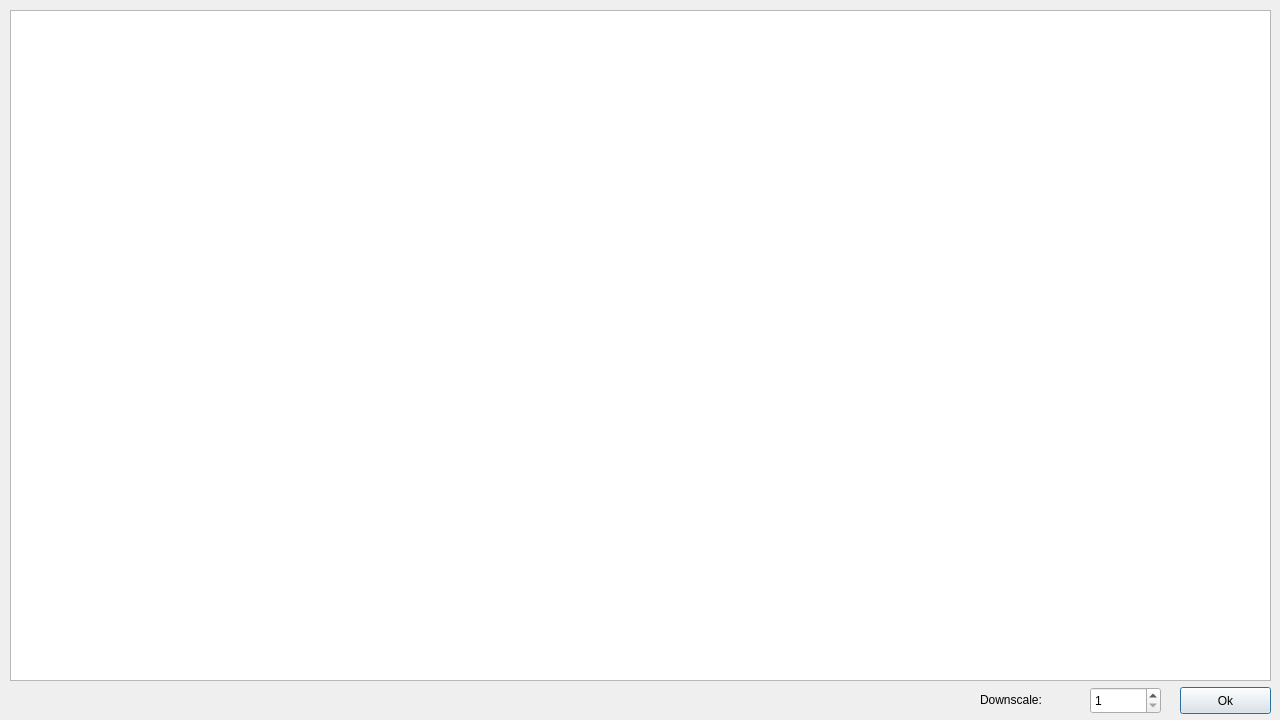
Old version of the form CheckUpscaleWindow.ui in the repository marcoc2/dpixel.
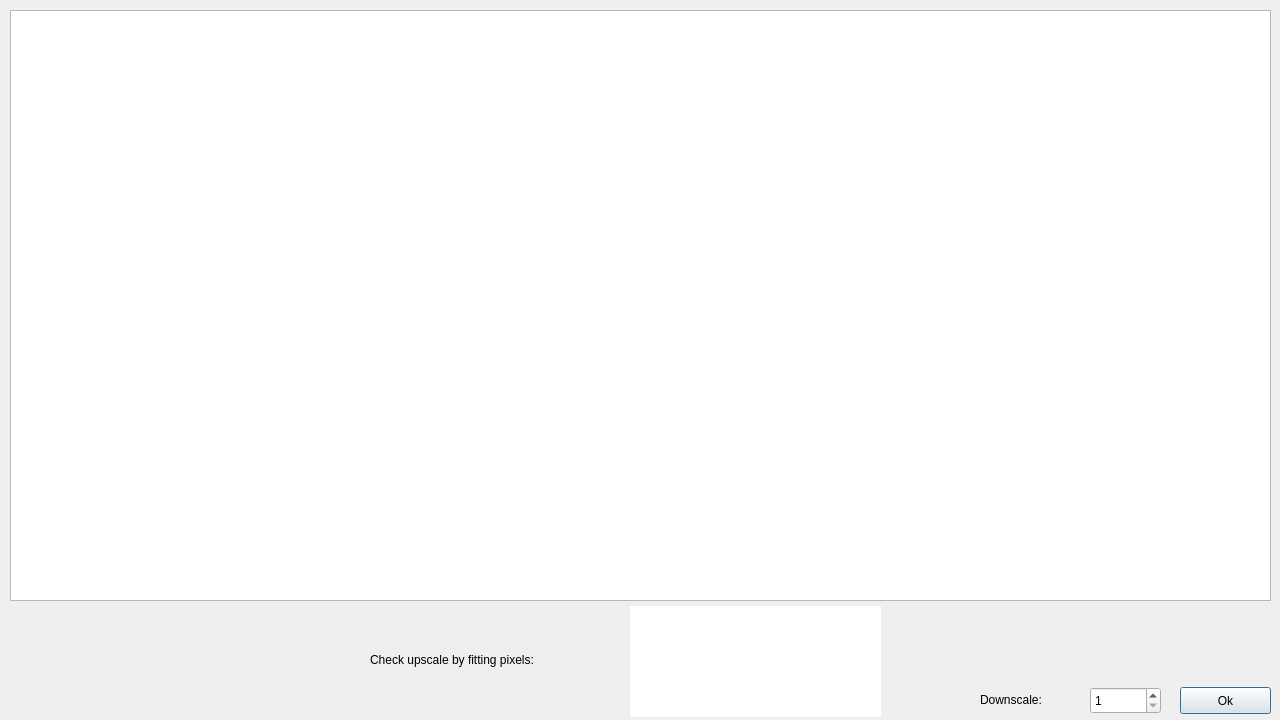
New version of the form.

Patch:
```diff
--- a/CheckUpscaleWindow.ui
+++ b/CheckUpscaleWindow.ui
@@ -41,7 +41,7 @@
      <x>10</x>
      <y>10</y>
      <width>1261</width>
-     <height>671</height>
+     <height>591</height>
     </rect>
    </property>
    <property name="sizePolicy">
@@ -83,6 +83,35 @@
     <string>Downscale:</string>
    </property>
   </widget>
+  <widget class="QGraphicsView" name="fitGraphicsView">
+   <property name="geometry">
+    <rect>
+     <x>630</x>
+     <y>606</y>
+     <width>251</width>
+     <height>111</height>
+    </rect>
+   </property>
+   <property name="frameShape">
+    <enum>QFrame::NoFrame</enum>
+   </property>
+   <property name="lineWidth">
+    <number>0</number>
+   </property>
+  </widget>
+  <widget class="QLabel" name="label_2">
+   <property name="geometry">
+    <rect>
+     <x>370</x>
+     <y>650</y>
+     <width>261</width>
+     <height>20</height>
+    </rect>
+   </property>
+   <property name="text">
+    <string>Check upscale by fitting pixels:</string>
+   </property>
+  </widget>
  </widget>
  <resources/>
  <connections/>
```
